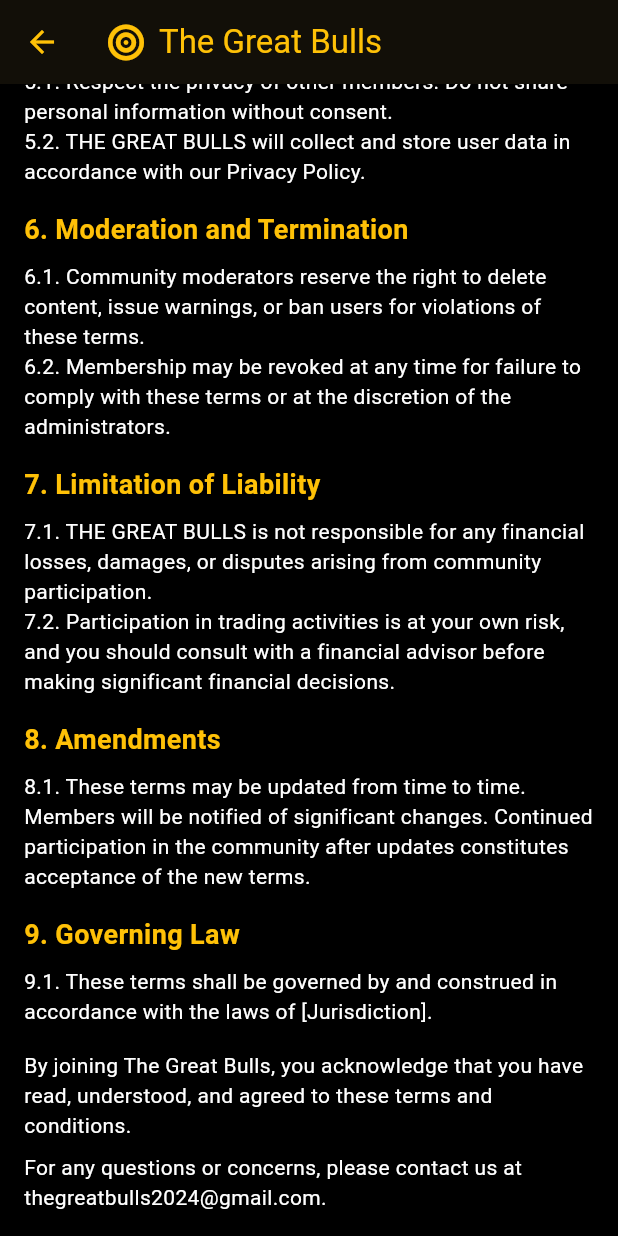
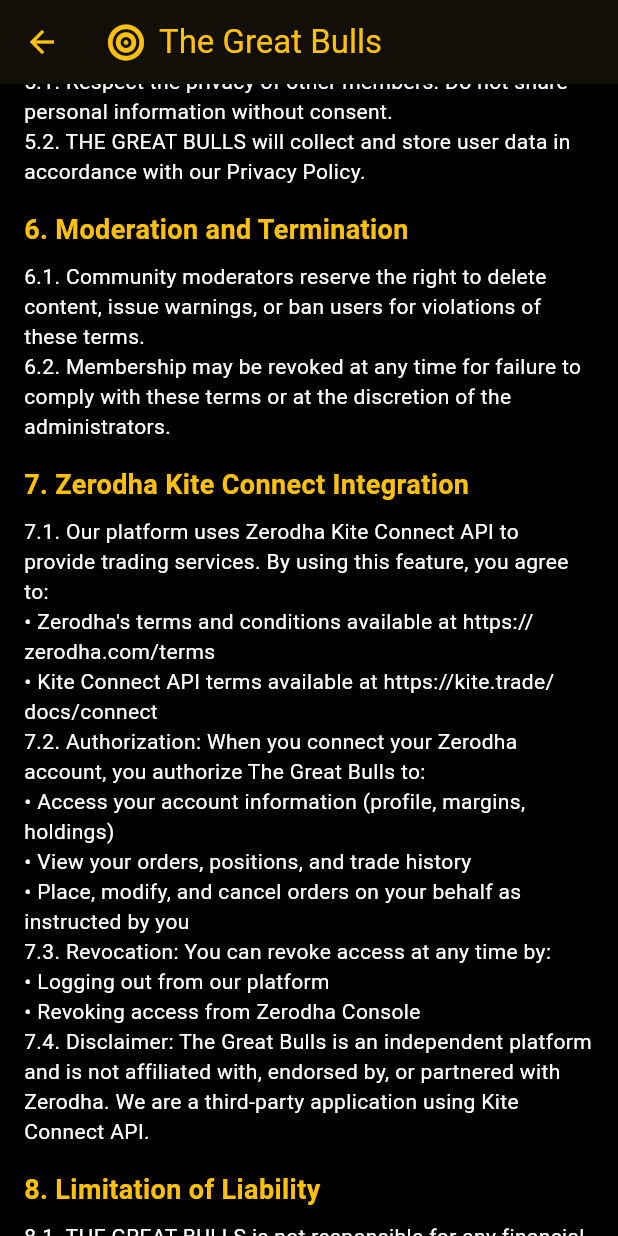
Before and after one commit to Maha022702/thegreatbulls, a Flutter app: the TermsAndConditionsPage screen opened by its route, scrolled down 928 dp, on a phone screen of 412 x 824 dp. Run offline on Flutter 3.47's test engine with Material 3 defaults, Android fonts, the phone set to English and light mode, and no system bars; our stand-ins replace font_awesome_flutter, go_router, shared_preferences; missing offline and left inert: dart:html; accounts and stored records are empty.

Commit message:
Add Kite Connect/Zerodha specific terms to Privacy Policy and Terms pages for Publisher application

```diff
--- a/lib/privacy_policy_page.dart
+++ b/lib/privacy_policy_page.dart
@@ -179,7 +179,62 @@
           ),
           const SizedBox(height: 16),
           const Text(
-            '7. Data Security',
+            '7. Third-Party Integrations (Zerodha Kite Connect)',
+            style: TextStyle(
+              fontSize: 18,
+              fontWeight: FontWeight.bold,
+              color: Colors.amber,
+            ),
+          ),
+          const SizedBox(height: 8),
+          const Text(
+            '7.1. Our platform integrates with Zerodha Kite Connect API to provide trading functionality. When you connect your Zerodha account:',
+            style: TextStyle(color: Colors.white),
+          ),
+          const Text(
+            '• We use OAuth 2.0 authentication - we never store your Zerodha password',
+            style: TextStyle(color: Colors.white),
+          ),
+          const Text(
+            '• Access tokens are stored securely and used only to execute your trading requests',
+            style: TextStyle(color: Colors.white),
+          ),
+          const Text(
+            '• We access your portfolio, orders, positions, and holdings data as authorized by you',
+            style: TextStyle(color: Colors.white),
+          ),
+          const Text(
+            '• You can revoke access at any time through your Zerodha account settings',
+            style: TextStyle(color: Colors.white),
+          ),
+          const SizedBox(height: 8),
+          const Text(
+            '7.2. Data accessed through Kite Connect:',
+            style: TextStyle(color: Colors.white),
+          ),
+          const Text(
+            '• User profile information (name, email, user ID)',
+            style: TextStyle(color: Colors.white),
+          ),
+          const Text(
+            '• Account margins and balances',
+            style: TextStyle(color: Colors.white),
+          ),
+          const Text(
+            '• Holdings and positions',
+            style: TextStyle(color: Colors.white),
+          ),
+          const Text(
+            '• Order history and trades',
+            style: TextStyle(color: Colors.white),
+          ),
+          const Text(
+            '• Market quotes and instruments',
+            style: TextStyle(color: Colors.white),
+          ),
+          const SizedBox(height: 16),
+          const Text(
+            '8. Data Security',
             style: TextStyle(
               fontSize: 18,
               fontWeight: FontWeight.bold,
@@ -191,9 +246,21 @@
             'We implement robust security measures, including encryption, firewalls, and secure servers, to protect your data. However, no system is 100% secure.',
             style: TextStyle(color: Colors.white),
           ),
+          const Text(
+            '• All data transmission is encrypted using HTTPS/TLS',
+            style: TextStyle(color: Colors.white),
+          ),
+          const Text(
+            '• Access tokens are stored securely and never exposed to client-side code',
+            style: TextStyle(color: Colors.white),
+          ),
+          const Text(
+            '• Regular security audits and updates are performed',
+            style: TextStyle(color: Colors.white),
+          ),
           const SizedBox(height: 16),
           const Text(
-            '8. Changes to This Policy',
+            '9. Changes to This Policy',
             style: TextStyle(
               fontSize: 18,
               fontWeight: FontWeight.bold,
@@ -207,7 +274,7 @@
           ),
           const SizedBox(height: 16),
           const Text(
-            '9. Contact Us',
+            '10. Contact Us',
             style: TextStyle(
               fontSize: 18,
               fontWeight: FontWeight.bold,
--- a/lib/terms_and_conditions_page.dart
+++ b/lib/terms_and_conditions_page.dart
@@ -149,7 +149,7 @@
           ),
           const SizedBox(height: 16),
           const Text(
-            '7. Limitation of Liability',
+            '7. Zerodha Kite Connect Integration',
             style: TextStyle(
               fontSize: 18,
               fontWeight: FontWeight.bold,
@@ -158,16 +158,52 @@
           ),
           const SizedBox(height: 8),
           const Text(
-            '7.1. THE GREAT BULLS is not responsible for any financial losses, damages, or disputes arising from community participation.',
+            '7.1. Our platform uses Zerodha Kite Connect API to provide trading services. By using this feature, you agree to:',
             style: TextStyle(color: Colors.white),
           ),
           const Text(
-            '7.2. Participation in trading activities is at your own risk, and you should consult with a financial advisor before making significant financial decisions.',
+            '• Zerodha\'s terms and conditions available at https://zerodha.com/terms',
+            style: TextStyle(color: Colors.white),
+          ),
+          const Text(
+            '• Kite Connect API terms available at https://kite.trade/docs/connect',
+            style: TextStyle(color: Colors.white),
+          ),
+          const Text(
+            '7.2. Authorization: When you connect your Zerodha account, you authorize The Great Bulls to:',
+            style: TextStyle(color: Colors.white),
+          ),
+          const Text(
+            '• Access your account information (profile, margins, holdings)',
+            style: TextStyle(color: Colors.white),
+          ),
+          const Text(
+            '• View your orders, positions, and trade history',
+            style: TextStyle(color: Colors.white),
+          ),
+          const Text(
+            '• Place, modify, and cancel orders on your behalf as instructed by you',
+            style: TextStyle(color: Colors.white),
+          ),
+          const Text(
+            '7.3. Revocation: You can revoke access at any time by:',
+            style: TextStyle(color: Colors.white),
+          ),
+          const Text(
+            '• Logging out from our platform',
+            style: TextStyle(color: Colors.white),
+          ),
+          const Text(
+            '• Revoking access from Zerodha Console',
+            style: TextStyle(color: Colors.white),
+          ),
+          const Text(
+            '7.4. Disclaimer: The Great Bulls is an independent platform and is not affiliated with, endorsed by, or partnered with Zerodha. We are a third-party application using Kite Connect API.',
             style: TextStyle(color: Colors.white),
           ),
           const SizedBox(height: 16),
           const Text(
-            '8. Amendments',
+            '8. Limitation of Liability',
             style: TextStyle(
               fontSize: 18,
               fontWeight: FontWeight.bold,
@@ -176,12 +212,24 @@
           ),
           const SizedBox(height: 8),
           const Text(
-            '8.1. These terms may be updated from time to time. Members will be notified of significant changes. Continued participation in the community after updates constitutes acceptance of the new terms.',
+            '8.1. THE GREAT BULLS is not responsible for any financial losses, damages, or disputes arising from community participation.',
+            style: TextStyle(color: Colors.white),
+          ),
+          const Text(
+            '8.2. Participation in trading activities is at your own risk, and you should consult with a financial advisor before making significant financial decisions.',
+            style: TextStyle(color: Colors.white),
+          ),
+          const Text(
+            '8.3. We are not liable for any losses due to API downtime, connectivity issues, or order execution failures.',
+            style: TextStyle(color: Colors.white),
+          ),
+          const Text(
+            '8.4. Market risks are inherent in trading. Past performance does not guarantee future results.',
             style: TextStyle(color: Colors.white),
           ),
           const SizedBox(height: 16),
           const Text(
-            '9. Governing Law',
+            '10. Amendments',
             style: TextStyle(
               fontSize: 18,
               fontWeight: FontWeight.bold,
@@ -190,7 +238,25 @@
           ),
           const SizedBox(height: 8),
           const Text(
-            '9.1. These terms shall be governed by and construed in accordance with the laws of [Jurisdiction].',
+            '10.1. These terms may be updated from time to time. Members will be notified of significant changes. Continued participation in the community after updates constitutes acceptance of the new terms.',
+            style: TextStyle(color: Colors.white),
+          ),
+          const SizedBox(height: 16),
+          const Text(
+            '11. Governing Law',
+            style: TextStyle(
+              fontSize: 18,
+              fontWeight: FontWeight.bold,
+              color: Colors.amber,
+            ),
+          ),
+          const SizedBox(height: 8),
+          const Text(
+            '11.1. These terms shall be governed by and construed in accordance with the laws of India.',
+            style: TextStyle(color: Colors.white),
+          ),
+          const Text(
+            '11.2. Any disputes arising from the use of this platform shall be subject to the exclusive jurisdiction of courts in Tamil Nadu, India.',
             style: TextStyle(color: Colors.white),
           ),
           const SizedBox(height: 16),
```
Also changed, not shown: 2 other files.
